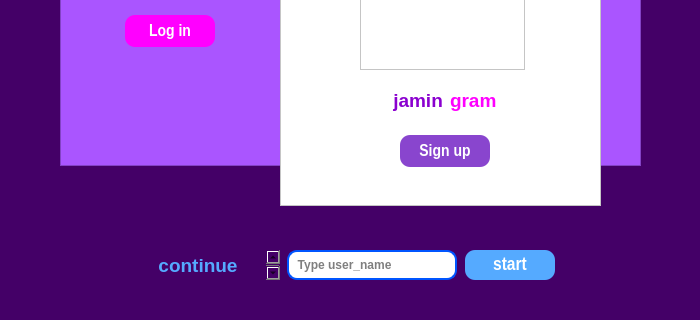
First picture: the form in jamin-gram/first_page.ui, repository raminLgh/jamin-gram, before the edit; both pictures show x 0 to 700 and y 245 to 565 of the 700 by 565 pixel window.
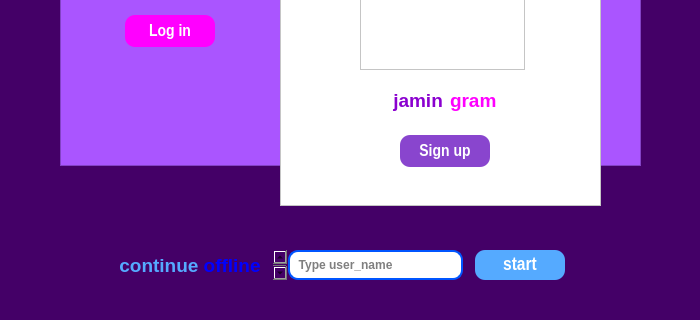
Second picture: the form after the edit. Icons and pictures are not drawn.

Patch:
```diff
--- a/jamin-gram/first_page.ui
+++ b/jamin-gram/first_page.ui
@@ -255,9 +255,9 @@
    <widget class="QLineEdit" name="offline">
     <property name="geometry">
      <rect>
-      <x>287</x>
+      <x>288</x>
       <y>495</y>
-      <width>170</width>
+      <width>175</width>
       <height>30</height>
      </rect>
     </property>
@@ -286,9 +286,9 @@
    <widget class="QTextEdit" name="textEdit_4">
     <property name="geometry">
      <rect>
-      <x>130</x>
+      <x>107</x>
       <y>495</y>
-      <width>150</width>
+      <width>180</width>
       <height>30</height>
      </rect>
     </property>
@@ -320,7 +320,7 @@
    <widget class="QPushButton" name="addpb">
     <property name="geometry">
      <rect>
-      <x>465</x>
+      <x>475</x>
       <y>495</y>
       <width>90</width>
       <height>30</height>
```
